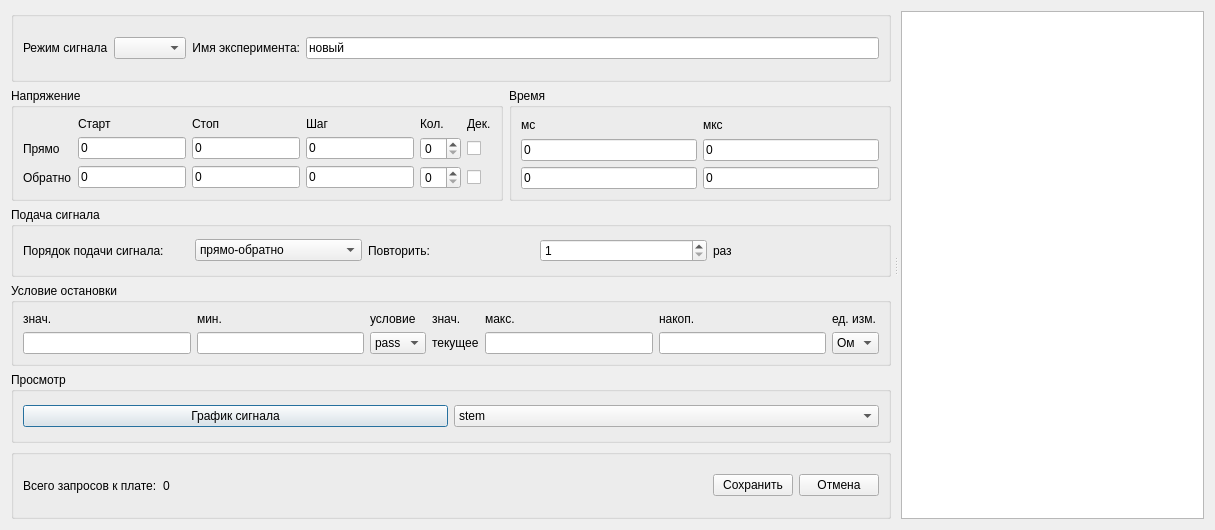
Before: the Qt Designer form gui/uies/signal.ui in neurocomputer/MemriBoard, drawn with Qt 5.
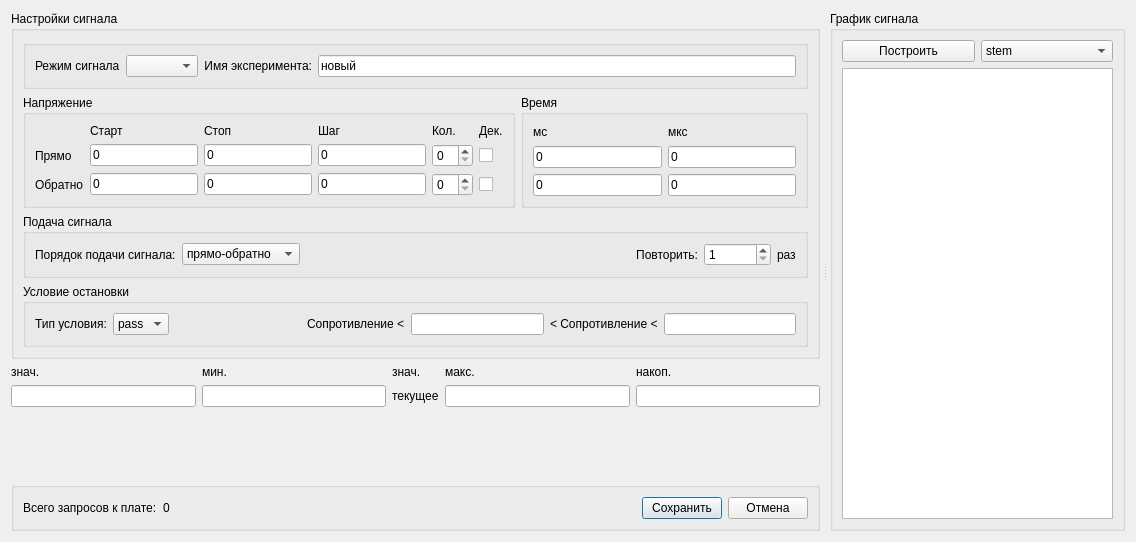
After: the same form once the commit is applied. Custom widgets are drawn as their Qt base class.

Commit message: Signal window: transposed voltage/time, embedded matplotlib graph

```diff
--- a/gui/uies/signal.ui
+++ b/gui/uies/signal.ui
@@ -6,31 +6,31 @@
    <rect>
     <x>0</x>
     <y>0</y>
-    <width>1215</width>
-    <height>530</height>
+    <width>1136</width>
+    <height>542</height>
    </rect>
   </property>
   <property name="windowTitle">
    <string>Сигнал</string>
   </property>
-  <layout class="QVBoxLayout" name="verticalLayout">
+  <layout class="QVBoxLayout" name="verticalLayout_4">
    <item>
     <widget class="QSplitter" name="splitter">
-     <property name="lineWidth">
-      <number>4</number>
-     </property>
      <property name="orientation">
       <enum>Qt::Horizontal</enum>
      </property>
      <property name="handleWidth">
       <number>10</number>
      </property>
-     <property name="childrenCollapsible">
-      <bool>true</bool>
-     </property>
-     <widget class="QWidget" name="">
+     <widget class="QWidget" name="layoutWidget">
       <layout class="QVBoxLayout" name="verticalLayout_3">
        <item>
+        <widget class="QGroupBox" name="groupBox_signal_settings">
+         <property name="title">
+          <string>Настройки сигнала</string>
+         </property>
+         <layout class="QVBoxLayout" name="verticalLayout_9">
+          <item>
         <widget class="QGroupBox" name="groupBox_6">
          <property name="title">
           <string/>
@@ -250,9 +250,7 @@
         </layout>
        </item>
        <item>
-        <layout class="QVBoxLayout" name="verticalLayout_2">
-         <item>
-          <widget class="QGroupBox" name="groupBox_3">
+           <widget class="QGroupBox" name="groupBox_signal_order">
            <property name="title">
             <string>Подача сигнала</string>
            </property>
@@ -280,11 +278,27 @@
                 </item>
                </widget>
               </item>
+               <item>
+                <spacer name="horizontalSpacer_2">
+                 <property name="orientation">
+                  <enum>Qt::Horizontal</enum>
+                 </property>
+                 <property name="sizeHint" stdset="0">
+                  <size>
+                   <width>40</width>
+                   <height>20</height>
+                  </size>
+                 </property>
+                </spacer>
+               </item>
               <item>
                <widget class="QLabel" name="label_14">
                 <property name="text">
                  <string>Повторить:</string>
                 </property>
+                 <property name="alignment">
+                  <set>Qt::AlignRight|Qt::AlignTrailing|Qt::AlignVCenter</set>
+                 </property>
                </widget>
               </item>
               <item>
@@ -309,74 +323,20 @@
            </layout>
           </widget>
          </item>
-        </layout>
-       </item>
        <item>
-        <layout class="QVBoxLayout" name="verticalLayout_10">
-         <item>
-          <widget class="QGroupBox" name="groupBox_4">
+           <widget class="QGroupBox" name="groupBox_terminate">
            <property name="title">
             <string>Условие остановки</string>
            </property>
-           <layout class="QVBoxLayout" name="verticalLayout_5">
+            <layout class="QHBoxLayout" name="horizontalLayout">
             <item>
-             <layout class="QGridLayout" name="gridLayout_3">
-              <item row="0" column="0">
-               <widget class="QLabel" name="shutdown_value_label">
+              <widget class="QLabel" name="label_terminate_type">
                 <property name="text">
-                 <string>знач.</string>
+                <string>Тип условия:</string>
                 </property>
                </widget>
               </item>
-              <item row="0" column="1">
-               <widget class="QLabel" name="shutdown_min_label">
-                <property name="text">
-                 <string>мин.</string>
-                </property>
-               </widget>
-              </item>
-              <item row="0" column="2">
-               <widget class="QLabel" name="label_12">
-                <property name="text">
-                 <string>условие</string>
-                </property>
-               </widget>
-              </item>
-              <item row="0" column="3">
-               <widget class="QLabel" name="label_15">
-                <property name="text">
-                 <string>знач.</string>
-                </property>
-               </widget>
-              </item>
-              <item row="0" column="4">
-               <widget class="QLabel" name="shutdown_max_label">
-                <property name="text">
-                 <string>макс.</string>
-                </property>
-               </widget>
-              </item>
-              <item row="0" column="5">
-               <widget class="QLabel" name="shutdown_enc_label">
-                <property name="text">
-                 <string>накоп.</string>
-                </property>
-               </widget>
-              </item>
-              <item row="0" column="6">
-               <widget class="QLabel" name="terminator_measure_combobox_label">
-                <property name="text">
-                 <string>ед. изм.</string>
-                </property>
-               </widget>
-              </item>
-              <item row="1" column="0">
-               <widget class="QLineEdit" name="shutdown_value"/>
-              </item>
-              <item row="1" column="1">
-               <widget class="QLineEdit" name="shutdown_min"/>
-              </item>
-              <item row="1" column="2">
+             <item>
                <widget class="QComboBox" name="terminator_combobox">
                 <property name="sizePolicy">
                  <sizepolicy hsizetype="Preferred" vsizetype="Fixed">
@@ -384,6 +344,9 @@
                   <verstretch>0</verstretch>
                  </sizepolicy>
                 </property>
+               <property name="sizeAdjustPolicy">
+                <enum>QComboBox::AdjustToContents</enum>
+               </property>
                 <item>
                  <property name="text">
                   <string>pass</string>
@@ -416,10 +379,68 @@
                 </item>
                </widget>
               </item>
-              <item row="1" column="3">
-               <widget class="QLabel" name="label_17">
+             <item>
+              <spacer name="horizontalSpacer_3">
+               <property name="orientation">
+                <enum>Qt::Horizontal</enum>
+               </property>
+               <property name="sizeHint" stdset="0">
+                <size>
+                 <width>40</width>
+                 <height>20</height>
+                </size>
+               </property>
+              </spacer>
+             </item>
+             <item>
+              <widget class="QLabel" name="label_terminate_left">
                 <property name="text">
-                 <string>текущее</string>
+                <string>Сопротивление   &lt;</string>
+               </property>
+              </widget>
+             </item>
+             <item>
+              <widget class="QLineEdit" name="terminate_left"/>
+             </item>
+             <item>
+              <widget class="QLabel" name="label_terminate_right">
+               <property name="text">
+                <string>&lt;   Сопротивление   &lt;</string>
+               </property>
+              </widget>
+             </item>
+             <item>
+              <widget class="QLineEdit" name="terminate_right"/>
+             </item>
+            </layout>
+           </widget>
+          </item>
+         </layout>
+        </widget>
+       </item>
+       <item>
+        <layout class="QGridLayout" name="gridLayout_3">
+         <item row="0" column="1">
+          <widget class="QLabel" name="shutdown_min_label">
+           <property name="text">
+            <string>мин.</string>
+           </property>
+          </widget>
+         </item>
+         <item row="1" column="0">
+          <widget class="QLineEdit" name="shutdown_value"/>
+         </item>
+         <item row="0" column="0">
+          <widget class="QLabel" name="shutdown_value_label">
+           <property name="text">
+            <string>знач.</string>
+           </property>
+          </widget>
+         </item>
+         <item row="0" column="4">
+          <widget class="QLabel" name="shutdown_max_label">
+           <property name="text">
+            <string>макс.</string>
                 </property>
                </widget>
               </item>
@@ -429,60 +450,45 @@
               <item row="1" column="5">
                <widget class="QLineEdit" name="shutdown_enc"/>
               </item>
-              <item row="1" column="6">
-               <widget class="QComboBox" name="terminator_measure_combobox">
-                <item>
+         <item row="1" column="1">
+          <widget class="QLineEdit" name="shutdown_min"/>
+         </item>
+         <item row="1" column="3">
+          <widget class="QLabel" name="label_17">
                  <property name="text">
-                  <string>Ом</string>
-                 </property>
-                </item>
-               </widget>
-              </item>
-             </layout>
-            </item>
-           </layout>
-          </widget>
-         </item>
-        </layout>
-       </item>
-       <item>
-        <layout class="QVBoxLayout" name="verticalLayout_9">
-         <item>
-          <widget class="QGroupBox" name="groupBox_5">
-           <property name="title">
-            <string>Просмотр</string>
-           </property>
-           <layout class="QHBoxLayout" name="horizontalLayout_6">
-            <item>
-             <layout class="QHBoxLayout" name="horizontalLayout_3">
-              <item>
-               <widget class="QPushButton" name="button_graph">
+            <string>текущее</string>
+           </property>
+          </widget>
+         </item>
+         <item row="0" column="5">
+          <widget class="QLabel" name="shutdown_enc_label">
                 <property name="text">
-                 <string>График сигнала</string>
+            <string>накоп.</string>
                 </property>
                </widget>
               </item>
-              <item>
-               <widget class="QComboBox" name="json_plot_type">
-                <item>
+         <item row="0" column="3">
+          <widget class="QLabel" name="label_15">
                  <property name="text">
-                  <string>stem</string>
-                 </property>
-                </item>
-                <item>
-                 <property name="text">
-                  <string>plot</string>
-                 </property>
-                </item>
+            <string>знач.</string>
+           </property>
                </widget>
               </item>
              </layout>
             </item>
-           </layout>
-          </widget>
-         </item>
-        </layout>
-       </item>
+       <item>
+        <spacer name="verticalSpacer">
+         <property name="orientation">
+          <enum>Qt::Vertical</enum>
+         </property>
+         <property name="sizeHint" stdset="0">
+          <size>
+           <width>20</width>
+           <height>40</height>
+          </size>
+         </property>
+        </spacer>
+       </item>
        <item>
         <widget class="QGroupBox" name="groupBox_7">
          <property name="title">
@@ -535,7 +541,44 @@
        </item>
       </layout>
      </widget>
-     <widget class="QGraphicsView" name="graphicsView"/>
+     <widget class="QGroupBox" name="groupBox_graph">
+      <property name="title">
+       <string>График сигнала</string>
+      </property>
+      <layout class="QVBoxLayout" name="verticalLayout">
+       <item>
+        <layout class="QHBoxLayout" name="horizontalLayout_3">
+         <item>
+          <widget class="QPushButton" name="button_graph">
+           <property name="text">
+            <string>Построить</string>
+           </property>
+          </widget>
+         </item>
+         <item>
+          <widget class="QComboBox" name="json_plot_type">
+           <property name="layoutDirection">
+            <enum>Qt::LeftToRight</enum>
+           </property>
+           <item>
+            <property name="text">
+             <string>stem</string>
+            </property>
+           </item>
+           <item>
+            <property name="text">
+             <string>plot</string>
+            </property>
+           </item>
+          </widget>
+         </item>
+        </layout>
+       </item>
+       <item>
+        <widget class="MplGraphicsView" name="graph"/>
+       </item>
+      </layout>
+     </widget>
     </widget>
    </item>
   </layout>
@@ -546,6 +589,11 @@
    <extends>QLineEdit</extends>
    <header>gui.widgets.ScientificQLineEdit</header>
   </customwidget>
+  <customwidget>
+   <class>MplGraphicsView</class>
+   <extends>QGraphicsView</extends>
+   <header>gui.widgets.MplGraphicsView</header>
+  </customwidget>
  </customwidgets>
  <resources/>
  <connections/>
```
Left out of the diff: 106 changed lines with no effect on the pictures. Lines whose indentation alone changed are shown as unchanged. The commit also changes 7 other files.
